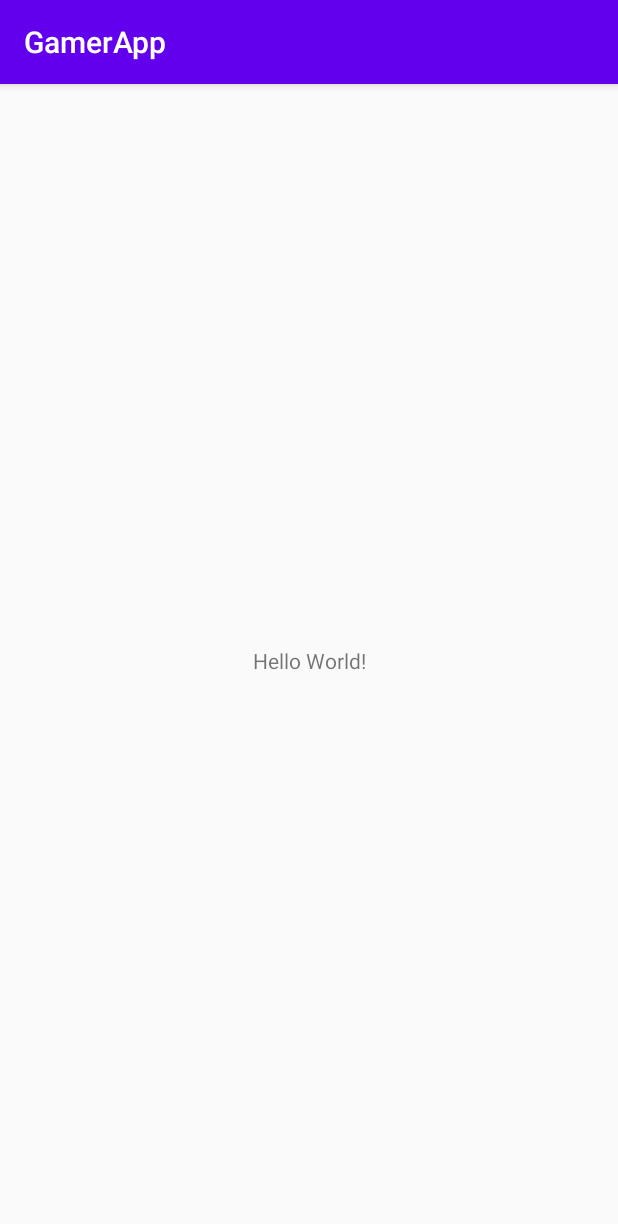
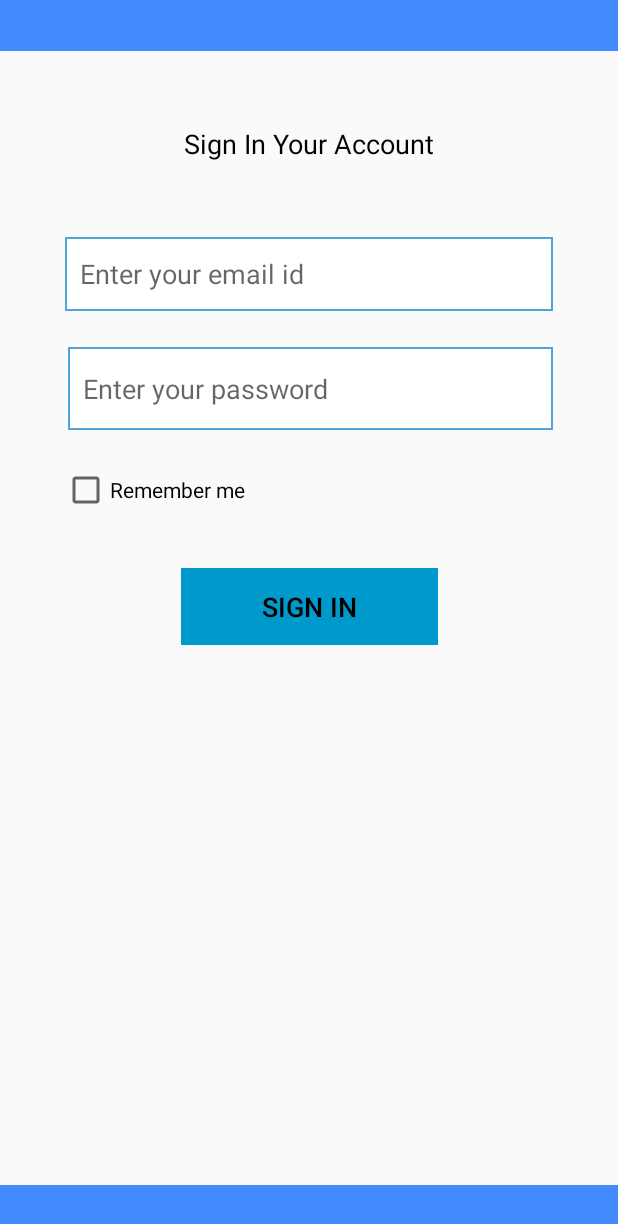
Before and after one commit to samirthaker2020/GamerApp1.0, an Android app: the screen it shows after launch (MainActivity before the commit, LoginActivity after it), on a phone screen of 412 x 824 dp. Shown: the top 1224 px of the screen. Run offline under Robolectric (Android 15) with nearby library versions, the phone set to English and light mode, and no system bars.

Commit message:
designing splash screen and login

```diff
--- a/app/src/main/AndroidManifest.xml
+++ b/app/src/main/AndroidManifest.xml
@@ -9,6 +9,7 @@
         android:roundIcon="@mipmap/ic_launcher_round"
         android:supportsRtl="true"
         android:theme="@style/AppTheme">
+        <activity android:name=".LoginActivity"></activity>
         <activity android:name=".MainActivity">
             <intent-filter>
                 <action android:name="android.intent.action.MAIN" />
--- /dev/null
+++ b/app/src/main/java/com/example/gamerapp/Constants.java
@@ -0,0 +1,4 @@
+package com.example.gamerapp;
+
+public class Constants {
+}
--- /dev/null
+++ b/app/src/main/java/com/example/gamerapp/LoginActivity.java
@@ -0,0 +1,20 @@
+package com.example.gamerapp;
+
+import androidx.appcompat.app.AppCompatActivity;
+
+import android.os.Bundle;
+import android.view.WindowManager;
+
+public class LoginActivity extends AppCompatActivity {
+
+    @Override
+    protected void onCreate(Bundle savedInstanceState) {
+        super.onCreate(savedInstanceState);
+        setContentView(R.layout.activity_login);
+        // hide the title bar
+        getSupportActionBar().hide();
+        //enable full screen
+        this.getWindow().setFlags(WindowManager.LayoutParams.FLAG_FULLSCREEN,
+                WindowManager.LayoutParams.FLAG_FULLSCREEN);
+    }
+}
--- a/app/src/main/java/com/example/gamerapp/MainActivity.java
+++ b/app/src/main/java/com/example/gamerapp/MainActivity.java
@@ -2,13 +2,32 @@ package com.example.gamerapp;
 
 import androidx.appcompat.app.AppCompatActivity;
 
+import android.content.Intent;
 import android.os.Bundle;
+import android.os.Handler;
+import android.view.WindowManager;
+import android.widget.ProgressBar;
 
 public class MainActivity extends AppCompatActivity {
-
+    private ProgressBar pgsBar;
+    private static int SPLASH_TIME_OUT = 2000;
     @Override
     protected void onCreate(Bundle savedInstanceState) {
         super.onCreate(savedInstanceState);
         setContentView(R.layout.activity_main);
+        // hide the title bar
+        getSupportActionBar().hide();
+        //enable full screen
+        this.getWindow().setFlags(WindowManager.LayoutParams.FLAG_FULLSCREEN,
+                WindowManager.LayoutParams.FLAG_FULLSCREEN);
+        new Handler().postDelayed(new Runnable() {
+            @Override
+            public void run() {
+                Intent LoginIntent = new Intent(MainActivity.this, LoginActivity.class);
+                startActivity(LoginIntent);
+                finish();
+
+            }
+        },SPLASH_TIME_OUT);
     }
 }
--- /dev/null
+++ b/app/src/main/res/drawable/border.xml
@@ -0,0 +1,6 @@
+<?xml version="1.0" encoding="utf-8"?>
+<shape xmlns:android="http://schemas.android.com/apk/res/android" android:shape="rectangle" >
+    <solid android:color="@android:color/white" />
+    <stroke android:width="1dip" android:color="#4fa5d5"/>
+    <padding android:bottom="10dp" android:left="10dp" android:right="10dp" android:top="10dp"/>
+</shape>
--- /dev/null
+++ b/app/src/main/res/layout/activity_login.xml
@@ -0,0 +1,99 @@
+<?xml version="1.0" encoding="utf-8"?>
+<androidx.constraintlayout.widget.ConstraintLayout xmlns:android="http://schemas.android.com/apk/res/android"
+    xmlns:app="http://schemas.android.com/apk/res-auto"
+    xmlns:tools="http://schemas.android.com/tools"
+    android:layout_width="match_parent"
+    android:layout_height="match_parent"
+    tools:context=".LoginActivity">
+
+    <TextView
+        android:id="@+id/logintopborder"
+        android:layout_width="417dp"
+        android:layout_height="34dp"
+        android:background="#448AFF"
+        app:layout_constraintEnd_toEndOf="parent"
+        app:layout_constraintHorizontal_bias="0.046"
+        app:layout_constraintStart_toStartOf="parent"
+        app:layout_constraintTop_toTopOf="parent" />
+
+    <TextView
+        android:id="@+id/loginbottomborder"
+        android:layout_width="417dp"
+        android:layout_height="34dp"
+        android:background="#448AFF"
+        app:layout_constraintBottom_toBottomOf="parent"
+        app:layout_constraintEnd_toEndOf="parent"
+        app:layout_constraintStart_toStartOf="parent"
+        app:layout_constraintTop_toBottomOf="@+id/btn_signin"
+        app:layout_constraintVertical_bias="1.0" />
+
+    <EditText
+        android:id="@+id/txtemailid"
+        android:layout_width="325dp"
+        android:layout_height="49dp"
+        android:layout_marginTop="124dp"
+        android:background="@drawable/border"
+        android:ems="10"
+        android:hint="Enter your email id"
+        android:inputType="textEmailAddress"
+        app:layout_constraintEnd_toEndOf="parent"
+        app:layout_constraintStart_toStartOf="parent"
+        app:layout_constraintTop_toBottomOf="@+id/logintopborder" />
+
+    <EditText
+        android:id="@+id/txtpassword"
+        android:layout_width="323dp"
+        android:layout_height="55dp"
+        android:layout_marginTop="24dp"
+        android:layout_marginBottom="92dp"
+        android:background="@drawable/border"
+        android:ems="10"
+        android:hint="Enter your password"
+        android:inputType="textPassword"
+        app:layout_constraintBottom_toTopOf="@+id/btn_signin"
+        app:layout_constraintEnd_toEndOf="parent"
+        app:layout_constraintHorizontal_bias="0.511"
+        app:layout_constraintStart_toStartOf="parent"
+        app:layout_constraintTop_toBottomOf="@+id/txtemailid" />
+
+    <Button
+        android:id="@+id/btn_signin"
+        style="@style/Widget.AppCompat.Button.Borderless.Colored"
+        android:layout_width="171dp"
+        android:layout_height="51dp"
+        android:layout_marginTop="92dp"
+        android:background="@android:color/holo_blue_dark"
+        android:text="Sign In"
+        android:textColor="@android:color/background_dark"
+        android:textSize="18sp"
+        app:layout_constraintEnd_toEndOf="parent"
+        app:layout_constraintStart_toStartOf="parent"
+        app:layout_constraintTop_toBottomOf="@+id/txtpassword" />
+
+    <TextView
+        android:id="@+id/textView"
+        android:layout_width="192dp"
+        android:layout_height="33dp"
+        android:gravity="center"
+        android:text="Sign In Your Account"
+        android:textColor="@android:color/background_dark"
+        android:textSize="18sp"
+        app:layout_constraintBottom_toTopOf="@+id/txtemailid"
+        app:layout_constraintEnd_toEndOf="parent"
+        app:layout_constraintStart_toStartOf="parent"
+        app:layout_constraintTop_toBottomOf="@+id/logintopborder" />
+
+    <CheckBox
+        android:id="@+id/rememberme"
+        android:layout_width="wrap_content"
+        android:layout_height="wrap_content"
+        android:layout_marginTop="24dp"
+        android:text="Remember me"
+        app:layout_constraintBottom_toTopOf="@+id/btn_signin"
+        app:layout_constraintEnd_toEndOf="parent"
+        app:layout_constraintHorizontal_bias="0.142"
+        app:layout_constraintStart_toStartOf="parent"
+        app:layout_constraintTop_toBottomOf="@+id/txtpassword"
+        app:layout_constraintVertical_bias="0.0" />
+
+</androidx.constraintlayout.widget.ConstraintLayout>
```
Also changed, not shown: app/src/main/res/layout/activity_main.xml (+48 -6 lines).
